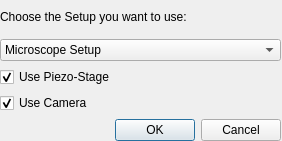
Before: the Qt Designer form gui/startup.ui in sdickreuter/SCNR2, drawn with Qt 5.
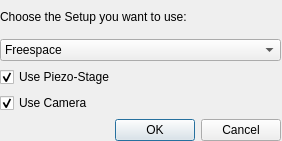
After: the same form once the commit is applied.

Commit message: implemented different config files for the different setups

The edit to the form file:
```diff
--- a/gui/startup.ui
+++ b/gui/startup.ui
@@ -32,9 +32,18 @@
     </item>
     <item>
      <widget class="QComboBox" name="setup_combobox">
+      <property name="editable">
+       <bool>false</bool>
+      </property>
+      <property name="currentText">
+       <string notr="true">Freespace</string>
+      </property>
+      <property name="currentIndex">
+       <number>0</number>
+      </property>
       <item>
        <property name="text">
-        <string>Microscope Setup</string>
+        <string>Freespace</string>
        </property>
       </item>
       <item>
```
Left out of the diff: 7 changed lines with no effect on the pictures. The commit also changes 7 other files.
